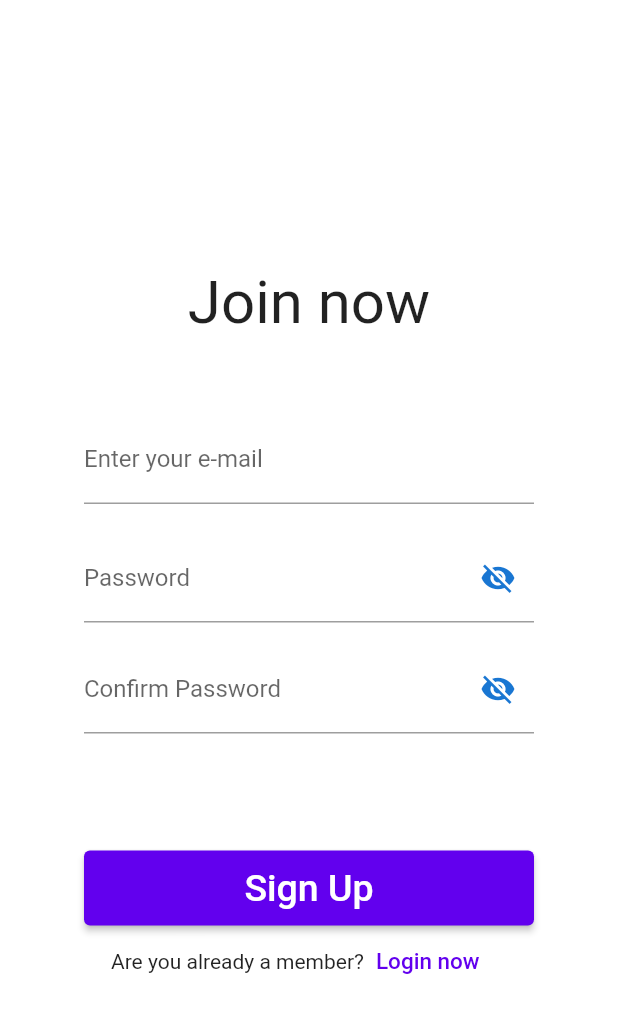
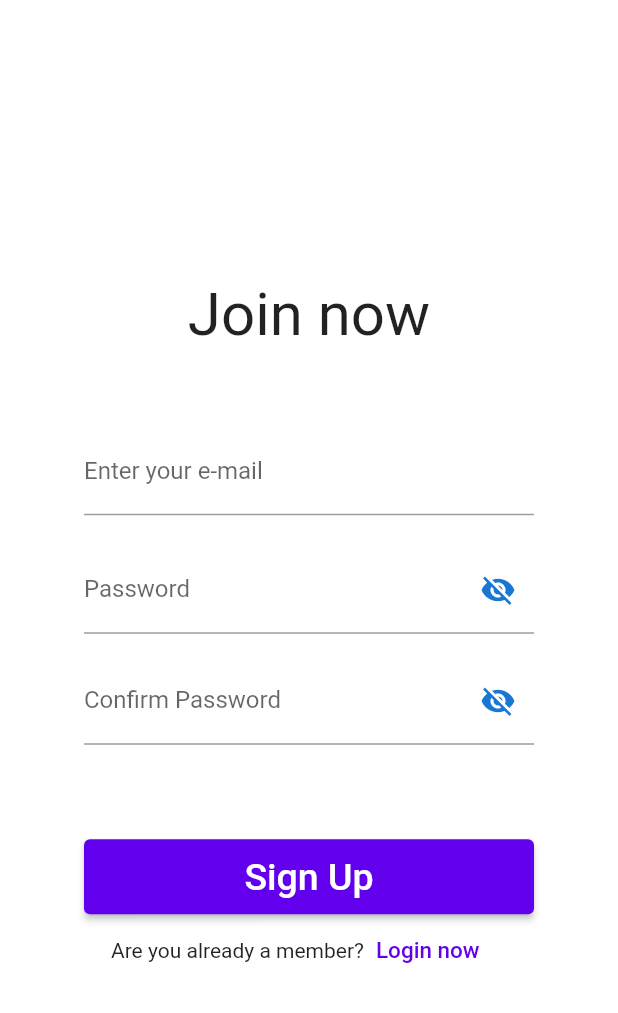
Before and after one commit to KaliopPraktyki/_projekt_praktyki_, a Flutter app: the RegisterPage screen opened directly with empty values, on a phone screen of 412 x 824 dp. Shown: the top 1013 px of the screen. Run offline on Flutter 3.47's test engine with Material 2 defaults, Android fonts, the phone set to English and light mode, and no system bars; our stand-ins replace firebase_auth, firebase_core, flutter_slidable, google_nav_bar, ionicons; accounts and stored records are empty; project files that could hold a hidden picture were left out.

Commit message:
quick fixes

```diff
--- a/lib/screens/register_page.dart
+++ b/lib/screens/register_page.dart
@@ -52,6 +52,7 @@ class _RegisterPageState extends State<RegisterPage> {
 
   Widget build(BuildContext context) {
     return Scaffold(
+      resizeToAvoidBottomInset: false,
       body: Center(
         child: Column(
           mainAxisAlignment: MainAxisAlignment.center,
@@ -177,7 +178,7 @@ class _RegisterPageState extends State<RegisterPage> {
               ],
             ),
             Padding(
-              padding: const EdgeInsets.only(top: 30),
+              padding: const EdgeInsets.only(top: 15),
               child: SizedBox(
                 width: 300,
                 height: 50,
```
